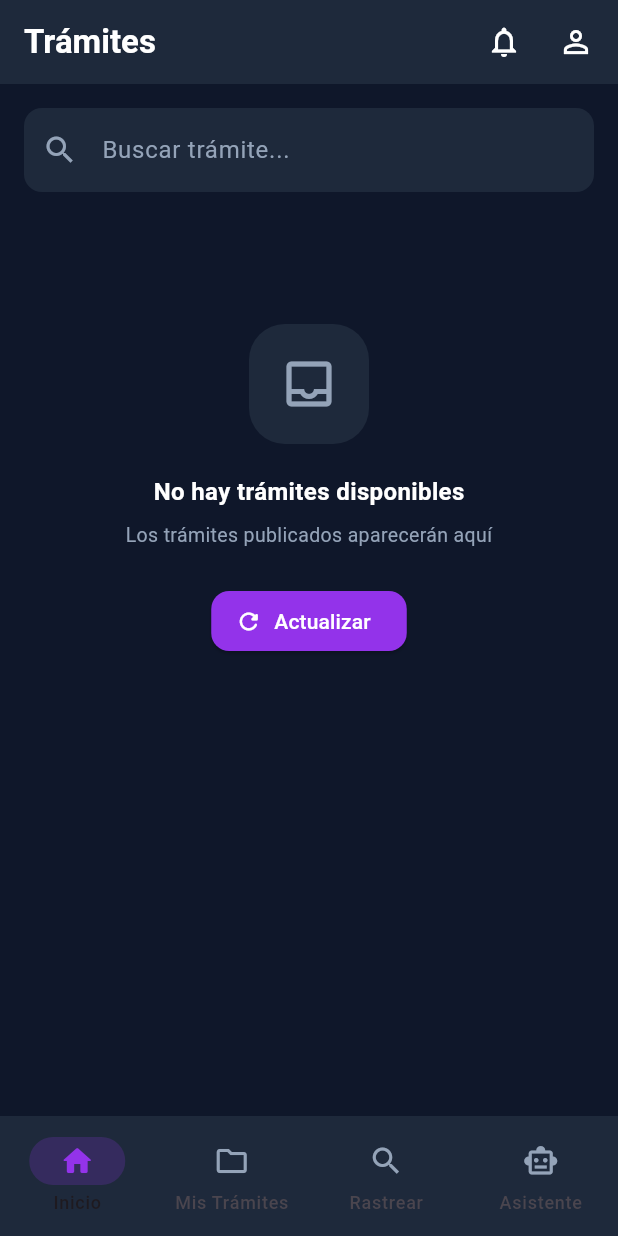
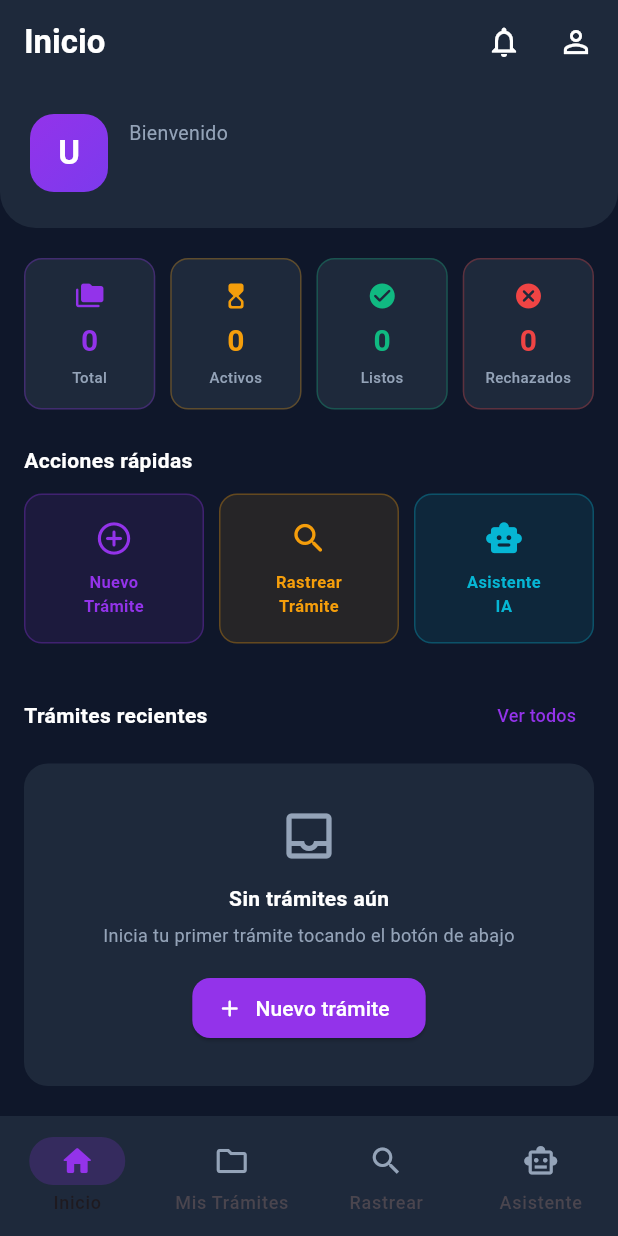
Before and after one commit to OLIVER2003V/PARCIAL2, a Flutter app: the MainScreen screen opened directly, on a phone screen of 412 x 824 dp. Run offline on Flutter 3.47's test engine with Material 3 defaults, Android fonts, the phone set to English and light mode, and no system bars; our stand-ins replace file_picker, firebase_core, firebase_messaging, shared_preferences; accounts and stored records are empty; network calls fail.

Commit message:
feat(movil): add HomeScreen dashboard and fix chatbot endpoint
- Add missing ApiConfig.iaChatbotCliente getter that caused runtime crash
- Create HomeScreen with citizen dashboard: stats cards (total/activos/completados/rechazados), quick action buttons (new tramite, track, AI assistant), and recent tramites list
- Replace CatalogoScreen with HomeScreen as tab 0 in MainScreen; CatalogoScreen remains accessible via "Nuevo Trámite" push navigation

Co-Authored-By: Claude Sonnet 4.6 <noreply@anthropic.com>

```diff
--- a/MOVIL/lib/core/api_config.dart
+++ b/MOVIL/lib/core/api_config.dart
@@ -28,4 +28,7 @@ class ApiConfig {
   static String get archivosSubir                    => '$apiUrl/archivos/subir';
   static String archivosTramite(String tramiteId)    => '$apiUrl/archivos/tramite/$tramiteId';
   static String archivoVer(String nombre)            => '$apiHost/api/archivos/ver/$nombre';
+
+  // ── IA ────────────────────────────────────────────────────────────────────
+  static String get iaChatbotCliente => '$apiUrl/ia/chatbot-cliente';
 }
--- /dev/null
+++ b/MOVIL/lib/screens/home_screen.dart
@@ -0,0 +1,356 @@
+import 'package:flutter/material.dart';
+import 'package:shared_preferences/shared_preferences.dart';
+import '../core/app_theme.dart';
+import '../services/tramite_service.dart';
+import 'catalogo_screen.dart';
+import 'detalle_tramite_screen.dart';
+
+class HomeScreen extends StatefulWidget {
+  final void Function(int) onSwitchTab;
+  const HomeScreen({super.key, required this.onSwitchTab});
+
+  @override
+  State<HomeScreen> createState() => _HomeScreenState();
+}
+
+class _HomeScreenState extends State<HomeScreen> {
+  final TramiteService _service = TramiteService();
+
+  String _nombre = '';
+  List<dynamic> _tramites = [];
+  bool _isLoading = true;
+
+  @override
+  void initState() {
+    super.initState();
+    _cargar();
+  }
+
+  Future<void> _cargar() async {
+    final prefs = await SharedPreferences.getInstance();
+    final nombre = prefs.getString('nombre') ?? prefs.getString('username') ?? 'Usuario';
+    final tramites = await _service.obtenerMisTramites();
+    if (!mounted) return;
+    setState(() {
+      _nombre = nombre;
+      _tramites = tramites;
+      _isLoading = false;
+    });
+  }
+
+  // Cálculo de estadísticas
+  int get _total => _tramites.length;
+  int get _activos => _tramites
+      .where((t) => ['EN_PROCESO', 'EN_REVISION', 'CREADO']
+          .contains((t['estadoSemaforo'] ?? '').toUpperCase()))
+      .length;
+  int get _completados => _tramites
+      .where((t) => ['COMPLETADO', 'APROBADO']
+          .contains((t['estadoSemaforo'] ?? '').toUpperCase()))
+      .length;
+  int get _rechazados => _tramites
+      .where((t) => (t['estadoSemaforo'] ?? '').toUpperCase() == 'RECHAZADO')
+      .length;
+
+  List<dynamic> get _recientes => _tramites.take(3).toList();
+
+  @override
+  Widget build(BuildContext context) {
+    return RefreshIndicator(
+      color: AppTheme.brandPrimary,
+      backgroundColor: AppTheme.brandSurface,
+      onRefresh: _cargar,
+      child: ListView(
+        padding: EdgeInsets.zero,
+        children: [
+          _header(),
+          const SizedBox(height: 20),
+          _statsRow(),
+          const SizedBox(height: 24),
+          _accionesRapidas(context),
+          const SizedBox(height: 24),
+          _seccionRecientes(context),
+          const SizedBox(height: 32),
+        ],
+      ),
+    );
+  }
+
+  // ── Header con saludo ──────────────────────────────────────────────────────
+  Widget _header() {
+    return Container(
+      padding: const EdgeInsets.fromLTRB(20, 20, 20, 24),
+      decoration: const BoxDecoration(
+        color: AppTheme.brandSurface,
+        borderRadius: BorderRadius.vertical(bottom: Radius.circular(24)),
+      ),
+      child: Row(children: [
+        Container(
+          width: 52, height: 52,
+          decoration: BoxDecoration(
+            gradient: const LinearGradient(
+              colors: [AppTheme.brandPrimary, Color(0xFF7C3AED)],
+              begin: Alignment.topLeft,
+              end: Alignment.bottomRight,
+            ),
+            borderRadius: BorderRadius.circular(16),
+          ),
+          child: Center(
+            child: Text(
+              _nombre.isNotEmpty ? _nombre[0].toUpperCase() : 'U',
+              style: const TextStyle(color: Colors.white, fontSize: 22,
+                  fontWeight: FontWeight.bold),
+            ),
+          ),
+        ),
+        const SizedBox(width: 14),
+        Expanded(child: Column(crossAxisAlignment: CrossAxisAlignment.start, children: [
+          const Text('Bienvenido',
+              style: TextStyle(color: AppTheme.brandMuted, fontSize: 13)),
+          Text(_nombre,
+              style: const TextStyle(color: Colors.white, fontSize: 18,
+                  fontWeight: FontWeight.bold),
+              maxLines: 1, overflow: TextOverflow.ellipsis),
+        ])),
+        if (_isLoading)
+          const SizedBox(
+            width: 20, height: 20,
+            child: CircularProgressIndicator(
+              color: AppTheme.brandPrimary, strokeWidth: 2),
+          ),
+      ]),
+    );
+  }
+
+  // ── Tarjetas de estadísticas ───────────────────────────────────────────────
+  Widget _statsRow() {
+    return Padding(
+      padding: const EdgeInsets.symmetric(horizontal: 16),
+      child: Row(children: [
+        Expanded(child: _statCard('Total', _total,
+            Icons.folder_copy_rounded, AppTheme.brandPrimary)),
+        const SizedBox(width: 10),
+        Expanded(child: _statCard('Activos', _activos,
+            Icons.hourglass_top_rounded, AppTheme.estadoAmbar)),
+        const SizedBox(width: 10),
+        Expanded(child: _statCard('Listos', _completados,
+            Icons.check_circle_rounded, AppTheme.estadoVerde)),
+        const SizedBox(width: 10),
+        Expanded(child: _statCard('Rechazados', _rechazados,
+            Icons.cancel_rounded, AppTheme.estadoRojo)),
+      ]),
+    );
+  }
+
+  Widget _statCard(String label, int valor, IconData icon, Color color) {
+    return Container(
+      padding: const EdgeInsets.symmetric(vertical: 14, horizontal: 10),
+      decoration: BoxDecoration(
+        color: AppTheme.brandSurface,
+        borderRadius: BorderRadius.circular(AppTheme.radius),
+        border: Border.all(color: color.withValues(alpha: 0.3)),
+      ),
+      child: Column(children: [
+        Icon(icon, color: color, size: 20),
+        const SizedBox(height: 6),
+        Text('$valor',
+            style: TextStyle(color: color, fontSize: 20,
+                fontWeight: FontWeight.bold)),
+        const SizedBox(height: 2),
+        Text(label,
+            style: const TextStyle(color: AppTheme.brandMuted,
+                fontSize: 10, fontWeight: FontWeight.w500),
+            textAlign: TextAlign.center),
+      ]),
+    );
+  }
+
+  // ── Acciones rápidas ──────────────────────────────────────────────────────
+  Widget _accionesRapidas(BuildContext context) {
+    return Padding(
+      padding: const EdgeInsets.symmetric(horizontal: 16),
+      child: Column(crossAxisAlignment: CrossAxisAlignment.start, children: [
+        const Text('Acciones rápidas',
+            style: TextStyle(color: Colors.white, fontSize: 14,
+                fontWeight: FontWeight.bold)),
+        const SizedBox(height: 12),
+        Row(children: [
+          Expanded(child: _accionBtn(
+            icon: Icons.add_circle_outline_rounded,
+            label: 'Nuevo\nTrámite',
+            color: AppTheme.brandPrimary,
+            onTap: () => Navigator.push(context,
+                MaterialPageRoute(builder: (_) => const CatalogoScreen())),
+          )),
+          const SizedBox(width: 10),
+          Expanded(child: _accionBtn(
+            icon: Icons.search_rounded,
+            label: 'Rastrear\nTrámite',
+            color: AppTheme.estadoAmbar,
+            onTap: () => widget.onSwitchTab(2),
+          )),
+          const SizedBox(width: 10),
+          Expanded(child: _accionBtn(
+            icon: Icons.smart_toy_rounded,
+            label: 'Asistente\nIA',
+            color: const Color(0xFF06B6D4),
+            onTap: () => widget.onSwitchTab(3),
+          )),
+        ]),
+      ]),
+    );
+  }
+
+  Widget _accionBtn({
+    required IconData icon,
+    required String label,
+    required Color color,
+    required VoidCallback onTap,
+  }) {
+    return GestureDetector(
+      onTap: onTap,
+      child: Container(
+        padding: const EdgeInsets.symmetric(vertical: 16),
+        decoration: BoxDecoration(
+          color: color.withValues(alpha: 0.1),
+          borderRadius: BorderRadius.circular(AppTheme.radius),
+          border: Border.all(color: color.withValues(alpha: 0.3)),
+        ),
+        child: Column(children: [
+          Icon(icon, color: color, size: 26),
+          const SizedBox(height: 8),
+          Text(label,
+              style: TextStyle(color: color, fontSize: 11,
+                  fontWeight: FontWeight.bold),
+              textAlign: TextAlign.center),
+        ]),
+      ),
+    );
+  }
+
+  // ── Trámites recientes ────────────────────────────────────────────────────
+  Widget _seccionRecientes(BuildContext context) {
+    return Padding(
+      padding: const EdgeInsets.symmetric(horizontal: 16),
+      child: Column(crossAxisAlignment: CrossAxisAlignment.start, children: [
+        Row(children: [
+          const Expanded(
+            child: Text('Trámites recientes',
+                style: TextStyle(color: Colors.white, fontSize: 14,
+                    fontWeight: FontWeight.bold)),
+          ),
+          TextButton(
+            onPressed: () => widget.onSwitchTab(1),
+            child: const Text('Ver todos',
+                style: TextStyle(color: AppTheme.brandPrimary, fontSize: 12)),
+          ),
+        ]),
+        const SizedBox(height: 8),
+        if (_isLoading)
+          const Center(child: Padding(
+            padding: EdgeInsets.all(20),
+            child: CircularProgressIndicator(color: AppTheme.brandPrimary),
+          ))
+        else if (_recientes.isEmpty)
+          _emptyRecientes(context)
+        else
+          ...(_recientes.map((t) => _tarjetaReciente(context, t))),
+      ]),
+    );
+  }
+
+  Widget _tarjetaReciente(BuildContext context, Map<String, dynamic> t) {
+    final estado = t['estadoSemaforo'] ?? 'DESCONOCIDO';
+    final color  = AppTheme.colorEstado(estado);
+    final codigo = t['codigoSeguimiento'] ?? '—';
+    final nombre = t['nombreProceso'] ?? t['codigoProceso'] ?? 'Trámite';
+
+    return Card(
+      color: AppTheme.brandSurface,
+      margin: const EdgeInsets.only(bottom: 10),
+      shape: RoundedRectangleBorder(
+          borderRadius: BorderRadius.circular(AppTheme.radiusGrande)),
+      child: InkWell(
+        borderRadius: BorderRadius.circular(AppTheme.radiusGrande),
+        onTap: () => Navigator.push(context,
+            MaterialPageRoute(
+                builder: (_) => DetalleTramiteScreen(tramiteId: t['id']))),
+        child: Padding(
+          padding: const EdgeInsets.all(14),
+          child: Row(children: [
+            Container(
+              width: 40, height: 40,
+              decoration: BoxDecoration(
+                color: color.withValues(alpha: 0.12),
+                borderRadius: BorderRadius.circular(12),
+              ),
+              child: Icon(_iconEstado(estado), color: color, size: 20),
+            ),
+            const SizedBox(width: 12),
+            Expanded(child: Column(crossAxisAlignment: CrossAxisAlignment.start,
+                children: [
+              Text(nombre,
+                  style: const TextStyle(color: Colors.white, fontSize: 13,
+                      fontWeight: FontWeight.w600),
+                  maxLines: 1, overflow: TextOverflow.ellipsis),
+              const SizedBox(height: 3),
+              Text(codigo,
+                  style: TextStyle(color: color, fontSize: 11,
+                      fontWeight: FontWeight.bold)),
+            ])),
+            Container(
+              padding: const EdgeInsets.symmetric(horizontal: 8, vertical: 4),
+              decoration: BoxDecoration(
+                color: color.withValues(alpha: 0.12),
+                borderRadius: BorderRadius.circular(20),
+                border: Border.all(color: color.withValues(alpha: 0.4)),
+              ),
+              child: Text(estado,
+                  style: TextStyle(color: color, fontSize: 9,
+                      fontWeight: FontWeight.bold)),
+            ),
+          ]),
+        ),
+      ),
+    );
+  }
+
+  Widget _emptyRecientes(BuildContext context) {
+    return Container(
+      width: double.infinity,
+      padding: const EdgeInsets.all(28),
+      decoration: BoxDecoration(
+        color: AppTheme.brandSurface,
+        borderRadius: BorderRadius.circular(AppTheme.radiusGrande),
+      ),
+      child: Column(children: [
+        const Icon(Icons.inbox_outlined, size: 40, color: AppTheme.brandMuted),
+        const SizedBox(height: 12),
+        const Text('Sin trámites aún',
+            style: TextStyle(color: Colors.white, fontSize: 14,
+                fontWeight: FontWeight.bold)),
+        const SizedBox(height: 6),
+        const Text('Inicia tu primer trámite tocando el botón de abajo',
+            style: TextStyle(color: AppTheme.brandMuted, fontSize: 12),
+            textAlign: TextAlign.center),
+        const SizedBox(height: 16),
+        ElevatedButton.icon(
+          style: AppTheme.botonPrimario(),
+          onPressed: () => Navigator.push(context,
+              MaterialPageRoute(builder: (_) => const CatalogoScreen())),
+          icon: const Icon(Icons.add_rounded),
+          label: const Text('Nuevo trámite'),
+        ),
+      ]),
+    );
+  }
+
+  IconData _iconEstado(String e) {
+    switch (e.toUpperCase()) {
+      case 'COMPLETADO': case 'APROBADO': return Icons.check_circle_rounded;
+      case 'RECHAZADO':  return Icons.cancel_rounded;
+      case 'EN_PROCESO': case 'EN_REVISION': return Icons.hourglass_top_rounded;
+      default: return Icons.pending_rounded;
+    }
+  }
+}
--- a/MOVIL/lib/screens/main_screen.dart
+++ b/MOVIL/lib/screens/main_screen.dart
@@ -1,7 +1,7 @@
 import 'package:flutter/material.dart';
 import '../core/app_theme.dart';
 import '../services/notificacion_store.dart';
-import 'catalogo_screen.dart';
+import 'home_screen.dart';
 import 'mis_tramites_screen.dart';
 import 'rastreo_screen.dart';
 import 'chatbot_screen.dart';
@@ -20,7 +20,7 @@ class _MainScreenState extends State<MainScreen> {
   late int _tabActual;
   int _notifNoLeidas = 0;
 
-  static const _titulos = ['Trámites', 'Mis Trámites', 'Rastrear', 'Asistente IA'];
+  static const _titulos = ['Inicio', 'Mis Trámites', 'Rastrear', 'Asistente IA'];
 
   @override
   void initState() {
@@ -34,11 +34,11 @@ class _MainScreenState extends State<MainScreen> {
     if (mounted) setState(() => _notifNoLeidas = count);
   }
 
-  final List<Widget> _tabs = const [
-    CatalogoScreen(),
-    MisTramitesScreen(),
-    RastreoScreen(),
-    ChatbotScreen(),
+  late final List<Widget> _tabs = [
+    HomeScreen(onSwitchTab: (i) => setState(() => _tabActual = i)),
+    const MisTramitesScreen(),
+    const RastreoScreen(),
+    const ChatbotScreen(),
   ];
 
   @override
```
